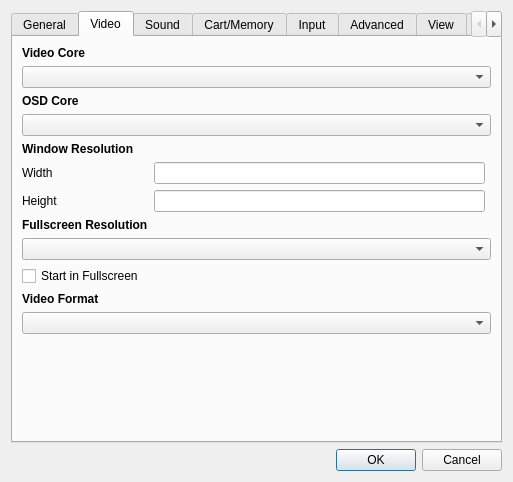
Above: yabause/src/qt/ui/UISettings.ui from Yabause/yabause before the change. Below: the same form after it.
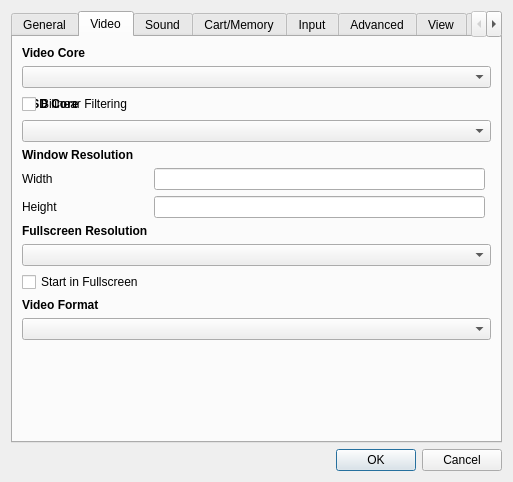
That is the form after the change. The open tabs and pages were chosen to show the change. Custom widgets are drawn as their Qt base class.

Commit message: Added bilinear filtering to vidsoft.c, separated GL code further, added bilinear filter option to Qt and GTK+ ports

Diff of the .ui file:
```diff
--- a/yabause/src/qt/ui/UISettings.ui
+++ b/yabause/src/qt/ui/UISettings.ui
@@ -325,6 +325,13 @@
          </property>
         </widget>
        </item>
+       <item row="2" column="0">
+        <widget class="QCheckBox" name="cbBilinear">
+         <property name="text">
+          <string>Bilinear Filtering</string>
+         </property>
+        </widget>
+       </item>
        <item row="8" column="0" colspan="3">
         <widget class="QComboBox" name="cbFullscreenResolution"/>
        </item>
```
The commit also changes 8 other files.
